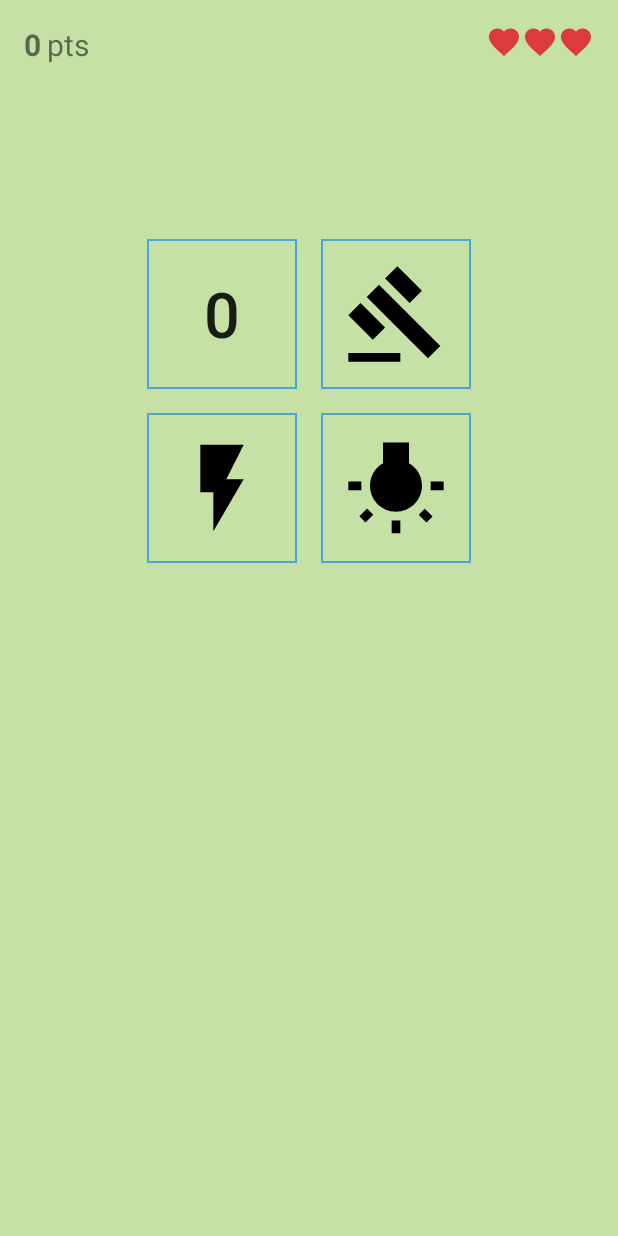
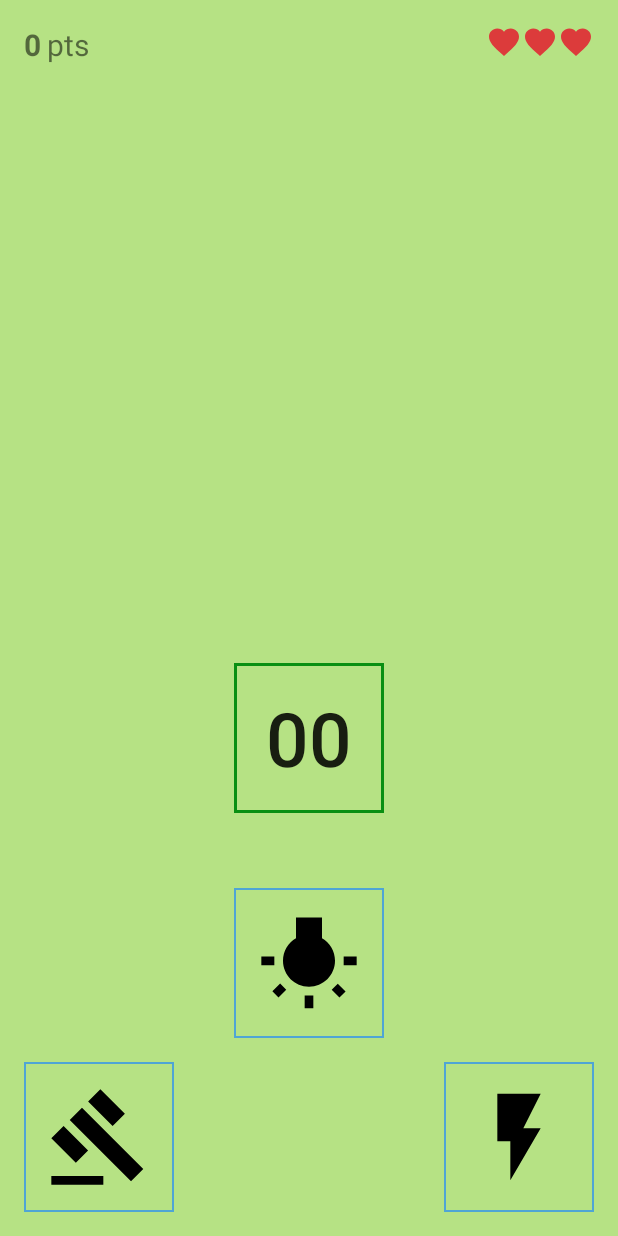
Before and after one commit to chanyaz/FizzBuzzGame, an Android app: the fragment GameFragment placed in its activity, on a phone screen of 412 x 824 dp. Run offline under Robolectric (Android 15) with nearby library versions, the phone set to English and light mode, and no system bars; libraries missing offline, so code that uses them is left out: com.jakewharton.rxbinding, rx.android.schedulers, rx.subscriptions; 4 statements that could not run were skipped.

Commit message:
change game UI

```diff
--- /dev/null
+++ b/app/src/main/res/drawable/green_border.xml
@@ -0,0 +1,6 @@
+<?xml version="1.0" encoding="utf-8"?>
+<shape xmlns:android="http://schemas.android.com/apk/res/android"
+    android:shape="rectangle" >
+    <solid android:color="#00000000" />
+    <stroke android:width="2dip" android:color="#098f12"/>
+</shape>
--- /dev/null
+++ b/app/src/main/res/drawable/red_border.xml
@@ -0,0 +1,6 @@
+<?xml version="1.0" encoding="utf-8"?>
+<shape xmlns:android="http://schemas.android.com/apk/res/android"
+    android:shape="rectangle" >
+    <solid android:color="#00000000" />
+    <stroke android:width="2dip" android:color="#c12b1e"/>
+</shape>
--- a/app/src/main/res/layout/fragment_game.xml
+++ b/app/src/main/res/layout/fragment_game.xml
@@ -1,16 +1,10 @@
-<LinearLayout xmlns:android="http://schemas.android.com/apk/res/android"
+<RelativeLayout xmlns:android="http://schemas.android.com/apk/res/android"
     xmlns:tools="http://schemas.android.com/tools"
     android:layout_width="match_parent"
     android:layout_height="match_parent"
-    android:orientation="vertical"
-    android:background="#C5E1A5"
+    android:background="#b6e284"
+    android:padding="@dimen/activity_vertical_margin"
     tools:context="com.savekirk.fizzbuzzgame.game.GameFragment">
-
-    <LinearLayout
-        android:layout_width="match_parent"
-        android:layout_height="wrap_content"
-        android:orientation="horizontal"
-        android:layout_margin="16dp">
 
     <TextView
         android:id="@+id/score_view"
@@ -21,20 +15,30 @@
         android:textStyle="bold"
         android:layout_gravity="start"
         android:transitionName="@string/score_view"
+        android:layout_alignParentLeft="true"
+        android:layout_alignParentStart="true"
+        android:layout_alignParentTop="true"
         />
+
     <TextView
         android:layout_width="wrap_content"
         android:layout_height="wrap_content"
         android:text="@string/pts"
         android:textSize="20sp"
         android:layout_marginLeft="4dp"
+        android:layout_marginStart="4dp"
+        android:layout_toRightOf="@id/score_view"
+        android:layout_alignParentTop="true"
         />
+
 
     <LinearLayout
         android:id="@+id/life_holder"
-            android:layout_width="0dp"
-            android:layout_weight="1"
+        android:layout_width="wrap_content"
         android:layout_height="wrap_content"
+        android:layout_alignParentRight="true"
+        android:layout_alignParentEnd="true"
+        android:layout_alignParentTop="true"
         android:orientation="horizontal"
         android:animateLayoutChanges="true"
         android:gravity="end"
@@ -44,88 +48,84 @@
         <include layout="@layout/game_life" />
         <include layout="@layout/game_life" />
 
-
-
     </LinearLayout>
 
 
 
-
-    </LinearLayout>
+    <Button
+        android:id="@+id/number"
+        android:layout_width="@dimen/box_size"
+        android:layout_height="@dimen/box_size"
+        android:textSize="@dimen/number_size"
+        android:background="@drawable/green_border"
+        android:layout_marginBottom="@dimen/number_bottom_margin"
+        android:layout_above="@+id/fizzbuzz"
+        android:layout_centerHorizontal="true"
+        android:text="00"/>
 
 
 
 
-    <LinearLayout
-        android:layout_width="wrap_content"
-        android:layout_height="wrap_content"
-        android:layout_gravity="center_horizontal"
-        android:orientation="horizontal"
-        android:layout_marginBottom="@dimen/activity_vertical_margin"
-        android:layout_marginTop="100dp">
-
-        <Button
-            android:id="@+id/number"
-            android:layout_width="100dp"
-            android:layout_height="100dp"
-            android:textSize="42sp"
-            android:layout_marginRight="@dimen/activity_horizontal_margin"
-            android:background="@drawable/border"
-            android:text="0"/>
 
     <ImageView
         android:id="@+id/fizz"
-            android:layout_width="100dp"
-            android:layout_height="100dp"
+        android:layout_width="@dimen/box_size"
+        android:layout_height="@dimen/box_size"
         android:padding="@dimen/game_btn_padding"
         android:src="@drawable/ic_fizz"
         android:textSize="40sp"
         android:background="@drawable/border"
         android:contentDescription="@string/fizz"
+        android:layout_gravity="start"
+        android:layout_alignParentBottom="true"
+        android:layout_alignParentLeft="true"
+        android:layout_alignParentStart="true"
         />
-
-    </LinearLayout>
-
-    <LinearLayout
-        android:layout_width="wrap_content"
-        android:layout_height="wrap_content"
-        android:layout_gravity="center_horizontal"
-        android:orientation="horizontal">
-
-        <ImageView
-            android:id="@+id/buzz"
-            android:layout_width="100dp"
-            android:layout_height="100dp"
-            android:layout_marginRight="@dimen/activity_horizontal_margin"
-            android:padding="@dimen/game_btn_padding"
-            android:background="@drawable/border"
-            android:src="@drawable/ic_buzz"
-            android:contentDescription="@string/buzz"/>
-
-        <ImageView
-            android:id="@+id/fizzbuzz"
-            android:layout_width="100dp"
-            android:layout_height="100dp"
-            android:padding="@dimen/game_btn_padding"
-            android:src="@drawable/ic_fizzbuzz"
-            android:textSize="40sp"
-            android:background="@drawable/border"
-            android:contentDescription="@string/fizzbuzz"
-            />
-
-    </LinearLayout>
-
-    <TextView
-        android:id="@+id/timer"
-        android:layout_width="wrap_content"
-        android:layout_height="wrap_content"
-        android:layout_marginTop="200dp"
-        android:textSize="20sp"
-        android:textStyle="bold"
-        android:layout_margin="16dp"
-        android:layout_gravity="center_horizontal"/>
 
 
 
 
-</LinearLayout>
+   <!-- <LinearLayout
+        android:id="@id/bottom_btns_holder"
+        android:layout_width="match_parent"
+        android:layout_height="wrap_content"
+        android:layout_alignParentBottom="true"
+        android:orientation="horizontal">
+
+
+
+
+    </LinearLayout>-->
+
+    <ImageView
+        android:id="@+id/buzz"
+        android:layout_width="@dimen/box_size"
+        android:layout_height="@dimen/box_size"
+        android:padding="@dimen/game_btn_padding"
+        android:background="@drawable/border"
+        android:src="@drawable/ic_buzz"
+        android:layout_gravity="end"
+        android:contentDescription="@string/buzz"
+        android:layout_alignParentRight="true"
+        android:layout_alignParentEnd="true"
+        android:layout_alignParentBottom="true"/>
+
+
+    <ImageView
+        android:id="@id/fizzbuzz"
+        android:layout_width="@dimen/box_size"
+        android:layout_height="@dimen/box_size"
+        android:padding="@dimen/game_btn_padding"
+        android:src="@drawable/ic_fizzbuzz"
+        android:textSize="@dimen/game_btn_text_size"
+        android:background="@drawable/border"
+        android:contentDescription="@string/fizzbuzz"
+        android:layout_above="@id/fizz"
+        android:layout_marginBottom="@dimen/activity_vertical_margin"
+        android:layout_centerHorizontal="true"
+        />
+
+
+
+
+</RelativeLayout>
--- a/app/src/main/res/values/dimens.xml
+++ b/app/src/main/res/values/dimens.xml
@@ -4,4 +4,8 @@
     <dimen name="activity_vertical_margin">16dp</dimen>
     <dimen name="game_title_text">48sp</dimen>
     <dimen name="game_btn_padding">15dp</dimen>
+    <dimen name="box_size">100dp</dimen>
+    <dimen name="number_size">50sp</dimen>
+    <dimen name="game_btn_text_size">40sp</dimen>
+    <dimen name="number_bottom_margin">50dp</dimen>
 </resources>
```
Lines whose indentation alone changed are shown as unchanged.
